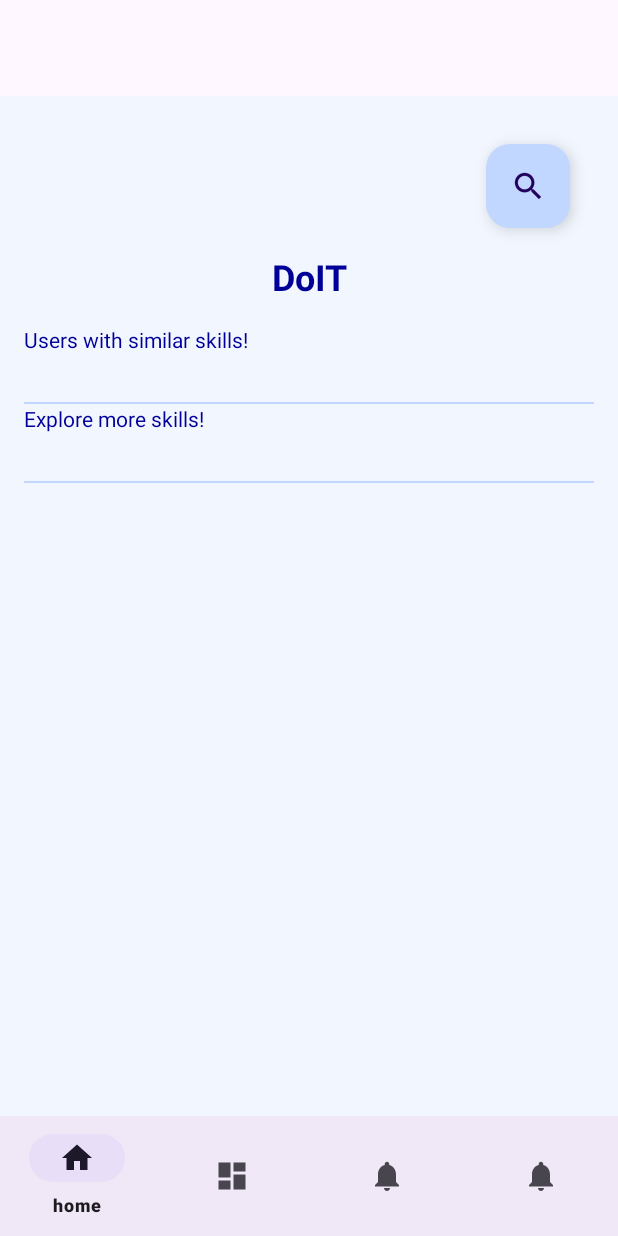
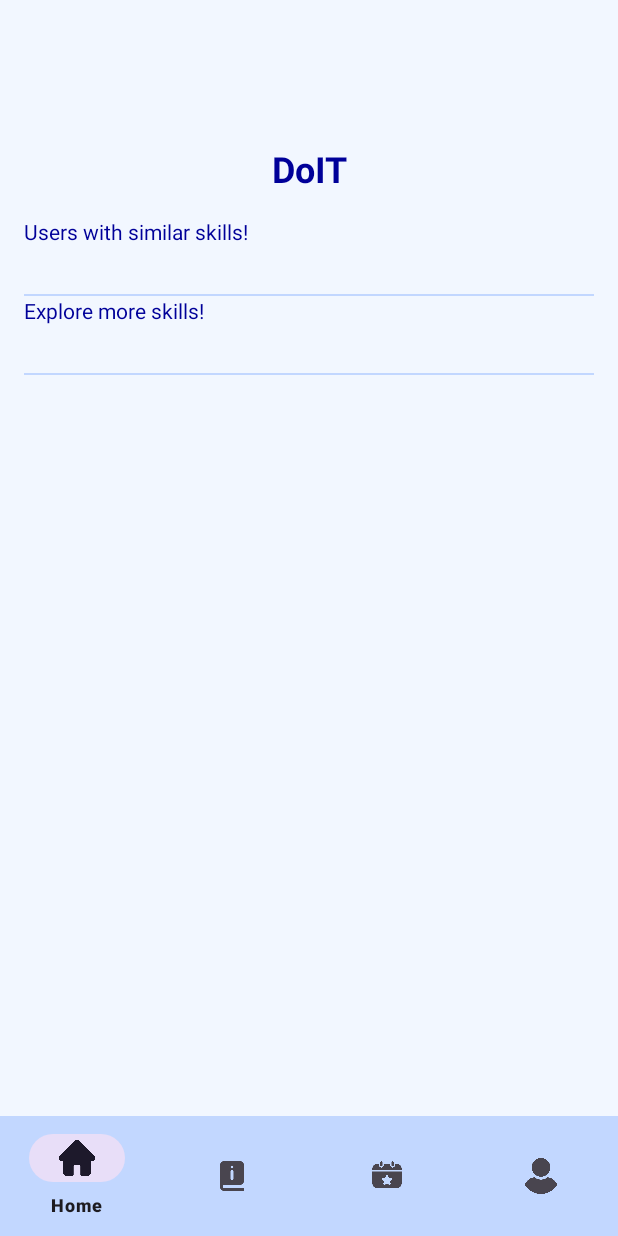
Before and after one commit to bug0808/Skill-Sharing-App, an Android app: the BottomViewActivity screen opened directly, with no data from a screen before it, on a phone screen of 412 x 824 dp. Run offline under Robolectric (Android 15) with nearby library versions, the phone set to English and light mode, and no system bars; our stand-ins replace navigation-ui; 2 statements that could not run were skipped.

Commit message:
12/3 pt2

```diff
--- a/app/src/main/java/com/example/mainactivity/DatabaseHelper.java
+++ b/app/src/main/java/com/example/mainactivity/DatabaseHelper.java
@@ -22,7 +22,7 @@ public class DatabaseHelper extends SQLiteOpenHelper {
 
     // database and table information
     private static final String DATABASE_NAME = "userDatabase";
-    private static final int DATABASE_VERSION = 32;
+    private static final int DATABASE_VERSION = 33;
     private static final String TABLE_USERS = "users";
     private static final String TABLE_REVIEWS = "reviews";
     private static final String TABLE_USER_SKILLS = "user_skills";
@@ -204,7 +204,7 @@ public class DatabaseHelper extends SQLiteOpenHelper {
         values.put("phone", phone);
         values.put("date_of_birth", dob);
 
-        int rowsAffected = db.update("users", values, "id = ?", new String[]{String.valueOf(userId)});
+        int rowsAffected = db.update("users", values, "personal_id = ?", new String[]{String.valueOf(userId)});
         return rowsAffected > 0;
     }
 
--- a/app/src/main/java/com/example/mainactivity/activities/MainActivity.java
+++ b/app/src/main/java/com/example/mainactivity/activities/MainActivity.java
@@ -1,5 +1,6 @@
 package com.example.mainactivity.activities;
 import androidx.appcompat.app.AppCompatActivity;
+import androidx.core.content.ContextCompat;
 import androidx.fragment.app.Fragment;
 import androidx.fragment.app.FragmentManager;
 import androidx.fragment.app.FragmentTransaction;
@@ -38,8 +39,8 @@ public class MainActivity extends AppCompatActivity {
         FirstFragment firstFragment = new FirstFragment();
         firstFragment.setArguments(bundle);
         replaceFragment(firstFragment);
-        binding.bottomNavigationView.setBackground(null);
 
+        binding.bottomNavigationView.setBackgroundColor(ContextCompat.getColor(this, R.color.blueLight));
 
         binding.bottomNavigationView.setOnItemSelectedListener(item -> {
 
--- a/app/src/main/java/com/example/mainactivity/activities/UpdateDetailsActivity.java
+++ b/app/src/main/java/com/example/mainactivity/activities/UpdateDetailsActivity.java
@@ -77,7 +77,7 @@ public class UpdateDetailsActivity extends AppCompatActivity {
         String updatedDob = dobEditText.getText().toString().trim();
 
         User currentUser = databaseHelper.getUserByPersonalId(userId);
-        String password = currentUser.getPassword();
+
         if (currentUser == null) {
             Toast.makeText(this, "Error fetching user data", Toast.LENGTH_SHORT).show();
             return;
--- a/app/src/main/java/com/example/mainactivity/adapters/ReviewAdapter.java
+++ b/app/src/main/java/com/example/mainactivity/adapters/ReviewAdapter.java
@@ -37,7 +37,7 @@ public class ReviewAdapter extends RecyclerView.Adapter<ReviewAdapter.ReviewView
         Review review = reviews.get(position);
         DatabaseHelper db = new DatabaseHelper(context);
 
-        String reviewerName = db.getUserNameByPersonalId(review.getUserId());
+        String reviewerName = db.getUserNameByPersonalId(review.getReviewerId());
 
         holder.reviewerName.setText(reviewerName);
         holder.reviewText.setText(review.getReviewText());
--- a/app/src/main/java/com/example/mainactivity/fragments/ProfileReviewsFragment.java
+++ b/app/src/main/java/com/example/mainactivity/fragments/ProfileReviewsFragment.java
@@ -59,7 +59,6 @@ public class ProfileReviewsFragment extends Fragment {
         } else {
             noReviewsTextView.setVisibility(View.GONE);
             recyclerView.setVisibility(View.VISIBLE);
-
             adapter = new ReviewAdapter(getContext(), reviews);
             recyclerView.setAdapter(adapter);
         }
--- a/app/src/main/java/com/example/mainactivity/ui/home/FirstFragment.java
+++ b/app/src/main/java/com/example/mainactivity/ui/home/FirstFragment.java
@@ -173,7 +173,6 @@
                     profiles.add(profile);
                 }
             }
-
             return profiles;
         }
     }
--- a/app/src/main/res/layout/activity_bottom_view.xml
+++ b/app/src/main/res/layout/activity_bottom_view.xml
@@ -4,7 +4,8 @@
     android:id="@+id/container"
     android:layout_width="match_parent"
     android:layout_height="match_parent"
-    android:paddingTop="?attr/actionBarSize">
+    android:paddingTop="?attr/actionBarSize"
+    android:background="@color/blueLightest">
 
     <com.google.android.material.bottomnavigation.BottomNavigationView
         android:id="@+id/nav_view"
@@ -12,13 +13,12 @@
         android:layout_height="wrap_content"
         android:layout_marginStart="0dp"
         android:layout_marginEnd="0dp"
-        android:background="?android:attr/windowBackground"
         app:layout_constraintBottom_toBottomOf="parent"
         app:layout_constraintLeft_toLeftOf="parent"
         app:layout_constraintRight_toRightOf="parent"
-        app:menu="@menu/bottom_nav_menu" />
+        app:menu="@menu/bottom_nav_menu"
+        android:background="@color/blueLight"/>
 
-    <!-- This FragmentContainerView will handle fragment navigation via the NavController -->
     <androidx.fragment.app.FragmentContainerView
         android:id="@+id/nav_host_fragment_activity_bottom_view"
         android:layout_width="0dp"
--- a/app/src/main/res/layout/fragment_first.xml
+++ b/app/src/main/res/layout/fragment_first.xml
@@ -10,18 +10,6 @@
         android:layout_width="match_parent"
         android:layout_height="wrap_content"
         android:orientation="vertical">
-
-        <com.google.android.material.floatingactionbutton.FloatingActionButton
-            android:id="@+id/fab_search"
-            style="@style/BubbleEditText"
-            android:layout_width="wrap_content"
-            android:layout_height="wrap_content"
-            android:layout_gravity="end"
-            android:layout_marginEnd="16dp"
-            android:layout_marginTop="16dp"
-            android:backgroundTint="@color/blueLight"
-            android:contentDescription="Search"
-            android:src="?android:attr/actionModeWebSearchDrawable" />
 
         <TextView
             android:id="@+id/titleTextView"
--- a/app/src/main/res/layout/item_guide.xml
+++ b/app/src/main/res/layout/item_guide.xml
@@ -2,7 +2,8 @@
     android:layout_width="match_parent"
     android:layout_height="wrap_content"
     android:orientation="vertical"
-    android:padding="16dp">
+    android:padding="16dp"
+    android:background="@color/blueLightest">
 
     <TextView
         android:id="@+id/text_guide_title"
--- a/app/src/main/res/layout/review_layout.xml
+++ b/app/src/main/res/layout/review_layout.xml
@@ -17,7 +17,8 @@
         android:textSize="16sp"
         android:layout_alignParentStart="true"
         android:layout_marginEnd="8dp"
-        android:layout_marginTop="4dp" />
+        android:layout_marginTop="4dp"
+        android:layout_below="@id/ratingBar"/>
 
     <RatingBar
         android:id="@+id/ratingBar"
@@ -26,6 +27,7 @@
         android:numStars="5"
         android:layout_alignParentEnd="true"
         android:layout_alignParentTop="true"
+        android:stepSize="1"
         android:max="5"
         android:indeterminate="false"/>
 
--- a/app/src/main/res/menu/bottom_nav_menu.xml
+++ b/app/src/main/res/menu/bottom_nav_menu.xml
@@ -3,22 +3,23 @@
 
     <item
         android:id="@+id/navigation_home"
-        android:icon="@drawable/ic_home_black_24dp"
-        android:title="@string/title_home" />
+        android:icon="@drawable/home"
+        android:title="Home" />
 
     <item
         android:id="@+id/navigation_dashboard"
-        android:icon="@drawable/ic_dashboard_black_24dp"
-        android:title="@string/title_dashboard" />
+        android:icon="@drawable/guidebook"
+        android:title="Guides"
+        />
 
     <item
         android:id="@+id/navigation_notifications"
-        android:icon="@drawable/ic_notifications_black_24dp"
-        android:title="@string/title_notifications" />
+        android:icon="@drawable/event"
+        android:title="Events" />
 
     <item
         android:id="@+id/navigation_profile"
-        android:icon="@drawable/ic_notifications_black_24dp"
-        android:title="@string/title_profile" />
+        android:icon="@drawable/profile"
+        android:title="Profile" />
 
 </menu>
```
Also changed, not shown: app/src/main/java/com/example/mainactivity/activities/WelcomeActivity.java (+2 -38 lines), app/src/main/res/layout/fragment_display_events.xml (+18 -9 lines), app/src/main/res/layout/fragment_event.xml (+6 -8 lines), app/src/main/res/layout/fragment_guide.xml (+20 -5 lines), app/src/main/res/layout/fragment_profile_reviews.xml (+6 -7 lines), app/src/main/res/drawable/event.png (added), app/src/main/res/drawable/guidebook.png (added), app/src/main/res/drawable/home.png (added), app/src/main/res/drawable/profile.png (added).
